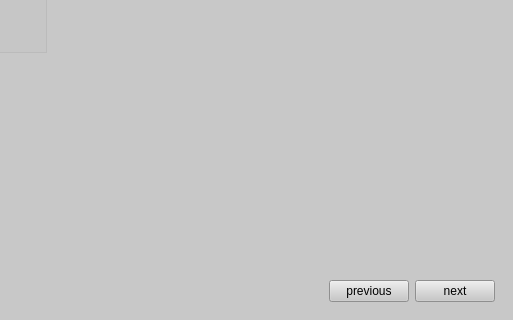
Above: the_data_classification_interface/the_data_clasification_interface.ui from youssef-Majdhoub/DialogConnotationAI before the change; both pictures show x 169 to 682 and y 263 to 583 of the 682 by 583 pixel window. Below: the same form after it.
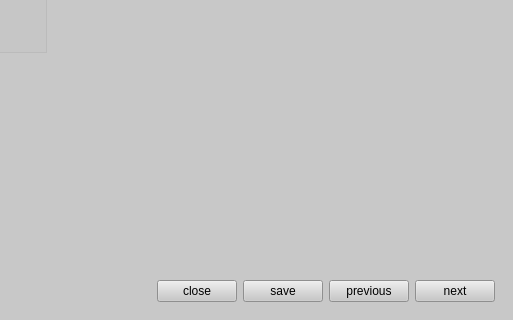
That is the form after the change. Icons and pictures are not drawn.

Commit message: adding the save and the  close button

Diff of the .ui file:
```diff
--- a/the_data_classification_interface/the_data_clasification_interface.ui
+++ b/the_data_classification_interface/the_data_clasification_interface.ui
@@ -145,6 +145,20 @@
              </property>
             </spacer>
            </item>
+           <item>
+            <widget class="QPushButton" name="close">
+             <property name="text">
+              <string>close</string>
+             </property>
+            </widget>
+           </item>
+           <item>
+            <widget class="QPushButton" name="save">
+             <property name="text">
+              <string>save</string>
+             </property>
+            </widget>
+           </item>
            <item>
             <widget class="QPushButton" name="previous">
              <property name="text">
```
